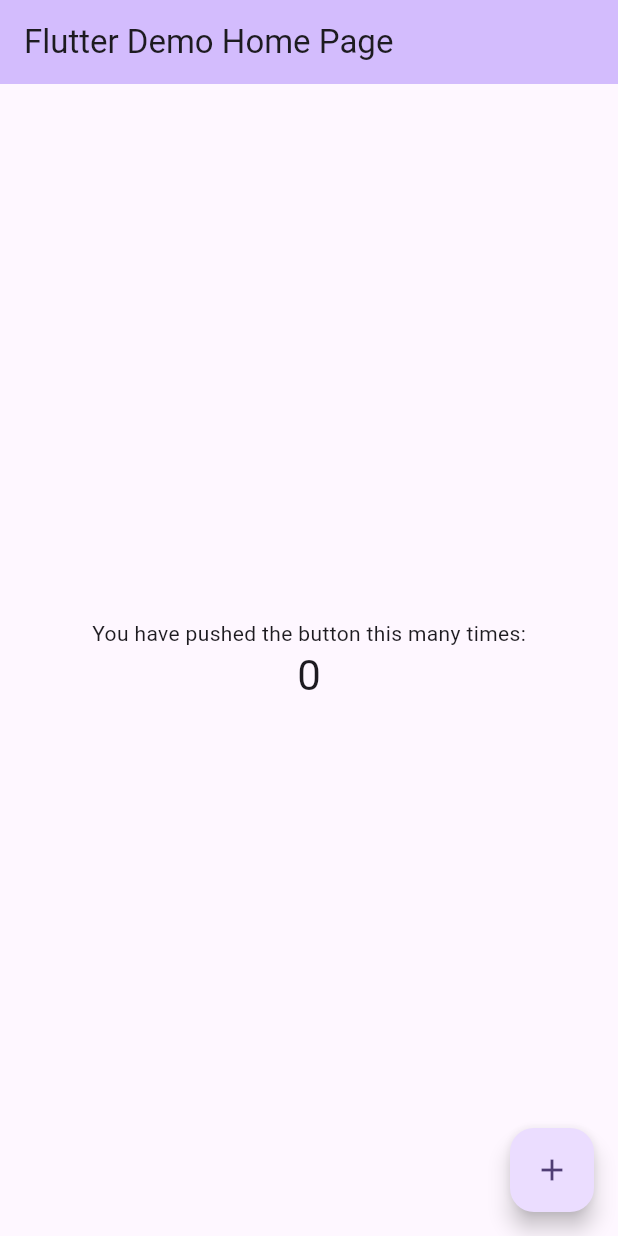
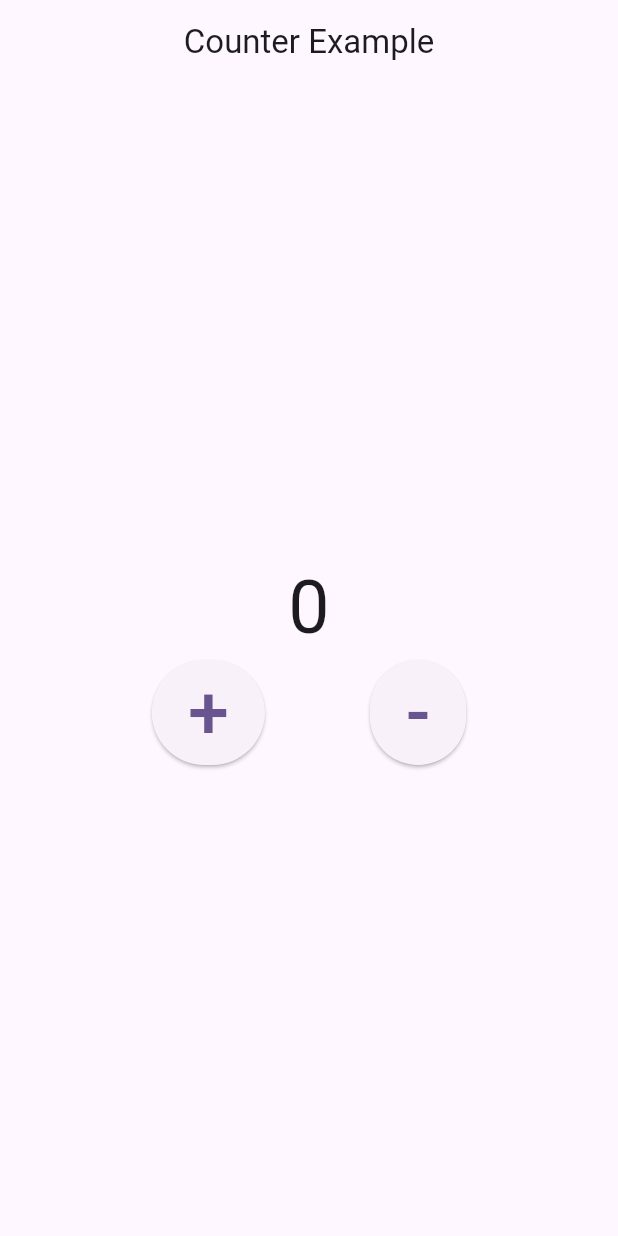
Before and after one commit to afaqxdev/Bloc-Work, a Flutter app: the screen it shows after launch, on a phone screen of 412 x 824 dp. Run offline on Flutter 3.47's test engine with Material 3 defaults, Android fonts, the light colour scheme and no system bars; our stand-ins replace bloc, equatable, flutter_bloc.

Commit message:
Counter Example

```diff
--- /dev/null
+++ b/lib/bloc/counter_bloc/counter_bloc.dart
@@ -0,0 +1,23 @@
+import 'package:bloc/bloc.dart';
+import 'package:block_work/bloc/counter_bloc/counter_event.dart';
+import 'package:block_work/bloc/counter_bloc/counter_state.dart';
+
+class CounterBloc extends Bloc<CounterEvent, CounterState> {
+  CounterBloc() : super(const CounterState()) {
+    on<Increament>(
+      _increament,
+    );
+    on<Decreament>(
+      _decreament,
+    );
+  }
+
+  void _increament(Increament increament, Emitter<CounterState> emit) {
+
+    emit(state.copyWith(counter: state.counter + 1));
+  }
+
+  void _decreament(Decreament decreament, Emitter<CounterState> emit) {
+    emit(state.copyWith(counter: state.counter - 1));
+  }
+}
--- /dev/null
+++ b/lib/bloc/counter_bloc/counter_event.dart
@@ -0,0 +1,12 @@
+import 'package:equatable/equatable.dart';
+
+abstract class CounterEvent extends Equatable {
+  const CounterEvent();
+
+  @override
+  List<Object> get props => [];
+}
+
+class Increament extends CounterEvent {}
+
+class Decreament extends CounterEvent {}
--- /dev/null
+++ b/lib/bloc/counter_bloc/counter_state.dart
@@ -0,0 +1,15 @@
+import 'package:equatable/equatable.dart';
+
+class CounterState extends Equatable{
+  final int counter;
+  const CounterState({
+ this.counter=0
+  });
+  CounterState copyWith({int ?counter}){
+    return CounterState(
+      counter: counter?? this.counter,
+    );
+  }
+  @override
+  List<Object?> get props=>[counter];
+}
--- a/lib/main.dart
+++ b/lib/main.dart
@@ -1,7 +1,11 @@
+import 'package:block_work/bloc/counter_bloc/counter_bloc.dart';
+import 'package:block_work/ui/counter_screen.dart';
 import 'package:flutter/material.dart';
+import 'package:flutter_bloc/flutter_bloc.dart';
 
 void main() {
   runApp(const MyApp());
+
 }
 
 class MyApp extends StatelessWidget {
@@ -10,116 +14,21 @@
   // This widget is the root of your application.
   @override
   Widget build(BuildContext context) {
-    return MaterialApp(
+    return MultiBlocProvider(
+
+    providers:[
+
+BlocProvider(create: (_)=>CounterBloc())
+    ],
+    child:  MaterialApp(
       title: 'Flutter Demo',
       theme: ThemeData(
         // This is the theme of your application.
-        //
-        // TRY THIS: Try running your application with "flutter run". You'll see
-        // the application has a purple toolbar. Then, without quitting the app,
-        // try changing the seedColor in the colorScheme below to Colors.green
-        // and then invoke "hot reload" (save your changes or press the "hot
-        // reload" button in a Flutter-supported IDE, or press "r" if you used
-        // the command line to start the app).
-        //
-        // Notice that the counter didn't reset back to zero; the application
-        // state is not lost during the reload. To reset the state, use hot
-        // restart instead.
-        //
-        // This works for code too, not just values: Most code changes can be
-        // tested with just a hot reload.
+
         colorScheme: ColorScheme.fromSeed(seedColor: Colors.deepPurple),
         useMaterial3: true,
       ),
-      home: const MyHomePage(title: 'Flutter Demo Home Page'),
-    );
+      home: const CounterScreen(),
+    ));
   }
 }
-
-class MyHomePage extends StatefulWidget {
-  const MyHomePage({super.key, required this.title});
-
-  // This widget is the home page of your application. It is stateful, meaning
-  // that it has a State object (defined below) that contains fields that affect
-  // how it looks.
-
-  // This class is the configuration for the state. It holds the values (in this
-  // case the title) provided by the parent (in this case the App widget) and
-  // used by the build method of the State. Fields in a Widget subclass are
-  // always marked "final".
-
-  final String title;
-
-  @override
-  State<MyHomePage> createState() => _MyHomePageState();
-}
-
-class _MyHomePageState extends State<MyHomePage> {
-  int _counter = 0;
-
-  void _incrementCounter() {
-    setState(() {
-      // This call to setState tells the Flutter framework that something has
-      // changed in this State, which causes it to rerun the build method below
-      // so that the display can reflect the updated values. If we changed
-      // _counter without calling setState(), then the build method would not be
-      // called again, and so nothing would appear to happen.
-      _counter++;
-    });
-  }
-
-  @override
-  Widget build(BuildContext context) {
-    // This method is rerun every time setState is called, for instance as done
-    // by the _incrementCounter method above.
-    //
-    // The Flutter framework has been optimized to make rerunning build methods
-    // fast, so that you can just rebuild anything that needs updating rather
-    // than having to individually change instances of widgets.
-    return Scaffold(
-      appBar: AppBar(
-        // TRY THIS: Try changing the color here to a specific color (to
-        // Colors.amber, perhaps?) and trigger a hot reload to see the AppBar
-        // change color while the other colors stay the same.
-        backgroundColor: Theme.of(context).colorScheme.inversePrimary,
-        // Here we take the value from the MyHomePage object that was created by
-        // the App.build method, and use it to set our appbar title.
-        title: Text(widget.title),
-      ),
-      body: Center(
-        // Center is a layout widget. It takes a single child and positions it
-        // in the middle of the parent.
-        child: Column(
-          // Column is also a layout widget. It takes a list of children and
-          // arranges them vertically. By default, it sizes itself to fit its
-          // children horizontally, and tries to be as tall as its parent.
-          //
-          // Column has various properties to control how it sizes itself and
-          // how it positions its children. Here we use mainAxisAlignment to
-          // center the children vertically; the main axis here is the vertical
-          // axis because Columns are vertical (the cross axis would be
-          // horizontal).
-          //
-          // TRY THIS: Invoke "debug painting" (choose the "Toggle Debug Paint"
-          // action in the IDE, or press "p" in the console), to see the
-          // wireframe for each widget.
-          mainAxisAlignment: MainAxisAlignment.center,
-          children: <Widget>[
-            const Text(
-              'You have pushed the button this many times:',
-            ),
-            Text(
-              '$_counter',
-              style: Theme.of(context).textTheme.headlineMedium,
-            ),
-          ],
-        ),
-      ),
-      floatingActionButton: FloatingActionButton(
-        onPressed: _incrementCounter,
-        tooltip: 'Increment',
-        child: const Icon(Icons.add),
-      ), // This trailing comma makes auto-formatting nicer for build methods.
-    );
-  }
-}
--- /dev/null
+++ b/lib/ui/counter_screen.dart
@@ -0,0 +1,67 @@
+
+import 'package:block_work/bloc/counter_bloc/counter_bloc.dart';
+import 'package:block_work/bloc/counter_bloc/counter_event.dart';
+import 'package:block_work/bloc/counter_bloc/counter_state.dart';
+import 'package:flutter/material.dart';
+import 'dart:developer'as developer;
+import 'package:flutter_bloc/flutter_bloc.dart';
+
+class CounterScreen extends StatefulWidget {
+  const CounterScreen({super.key});
+
+  @override
+  State<CounterScreen> createState() => _CounterScreenState();
+}
+
+class _CounterScreenState extends State<CounterScreen> {
+  @override
+  Widget build(BuildContext context) {
+    developer.log("Build");
+
+    return Scaffold(
+      appBar: AppBar(
+        title: const Text("Counter Example"),
+        centerTitle: true,
+      ),
+      body: Column(
+          mainAxisAlignment: MainAxisAlignment.center,
+          crossAxisAlignment: CrossAxisAlignment.center,
+          children: [
+             BlocBuilder<CounterBloc, CounterState>(
+              builder: (context, state) {
+                return Text(
+                 state.counter.toString(),
+                  style: const TextStyle(fontSize: 49),
+                );
+              },
+            ),
+            Row(
+              mainAxisAlignment: MainAxisAlignment.center,
+              children: [
+                ElevatedButton(
+                    onPressed: () {
+                      // print( context.read<CounterBloc>().c.toString())
+                      context.read<CounterBloc>().add(Increament());
+                    },
+                    child: const Text(
+                      "+",
+                      style: TextStyle(fontSize: 49),
+                    )),
+                const SizedBox(
+                  width: 70,
+                ),
+                ElevatedButton(
+                    onPressed: () {
+                                            context.read<CounterBloc>().add(Decreament());
+
+                    },
+                    child: const Text(
+                      "-",
+                      style: TextStyle(fontSize: 49),
+                    )),
+              ],
+            )
+          ]),
+    );
+  }
+}
--- a/pubspec.yaml
+++ b/pubspec.yaml
@@ -37,6 +37,7 @@ dependencies:
   cupertino_icons: ^1.0.2
   flutter_bloc: ^8.1.3
   bloc: ^8.1.2
+  equatable: ^2.0.5
 
 dev_dependencies:
   flutter_test:
```
Also changed, not shown: pubspec.lock.
